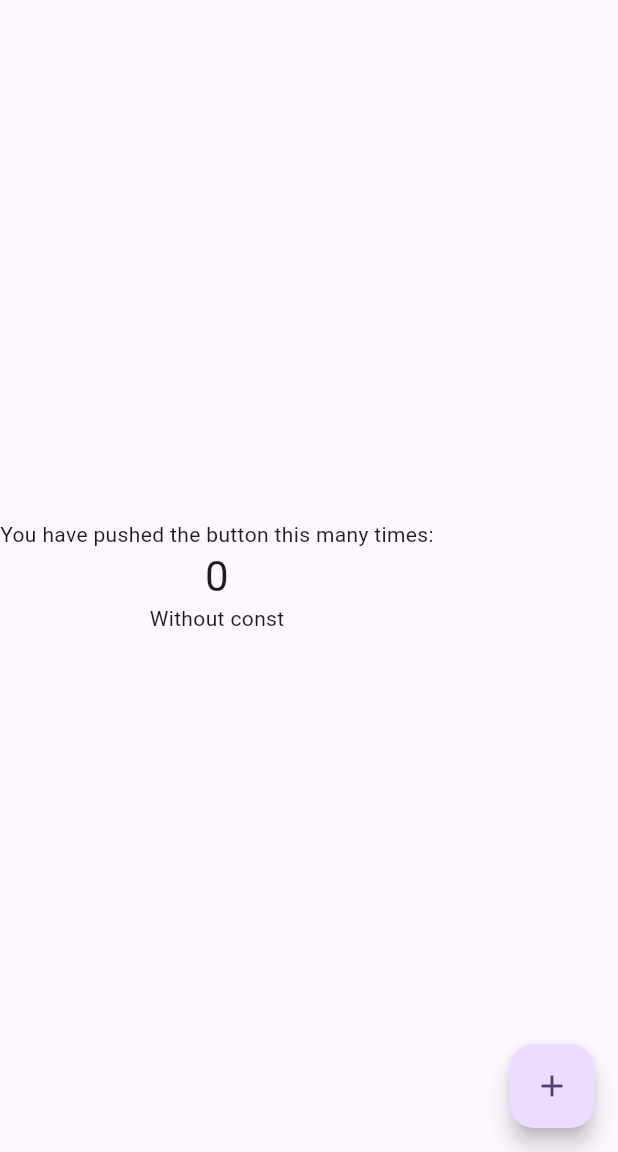
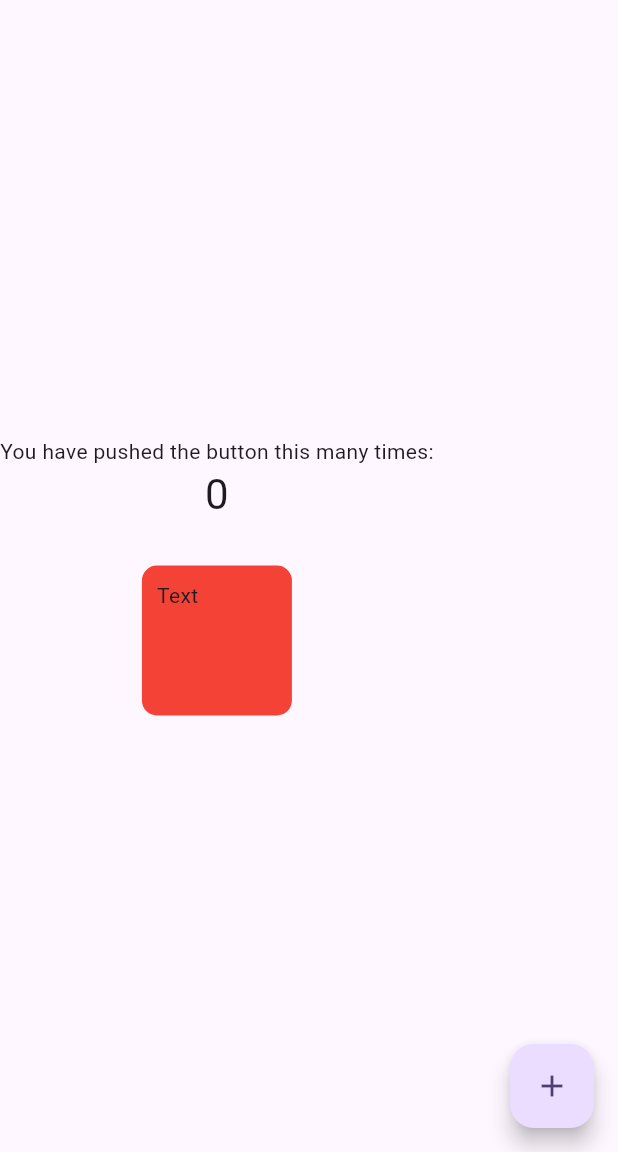
Before and after one commit to mixkungz/my-flutter-playground, a Flutter app: the screen it shows after launch, on a phone screen of 412 x 824 dp, the part 84-1236 px from its top. Run offline on Flutter 3.47's test engine with Material 3 defaults, Android fonts, the phone set to English and light mode, and no system bars.

Commit message:
:lipstick: Learn how to work with basic style

```diff
--- a/lib/main.dart
+++ b/lib/main.dart
@@ -102,11 +102,18 @@ class _MyHomePageState extends State<MyHomePage> {
         mainAxisAlignment: MainAxisAlignment.center,
         children: <Widget>[
           const Text('You have pushed the button this many times:'),
-            Text(
-              '$_counter',
-              style: Theme.of(context).textTheme.headlineMedium,
+          Text('$_counter', style: Theme.of(context).textTheme.headlineMedium),
+          Container(
+            child: Text('Text'),
+            width: 100,
+            height: 100,
+            margin: EdgeInsets.only(top: 30),
+            padding: EdgeInsets.all(10),
+            decoration: BoxDecoration(
+              color: Colors.red,
+              borderRadius: BorderRadius.circular(10),
             ),
-            Text('Without const'),
+          ),
         ],
       ),
       // body: Center(
```
Lines whose indentation alone changed are shown as unchanged.
